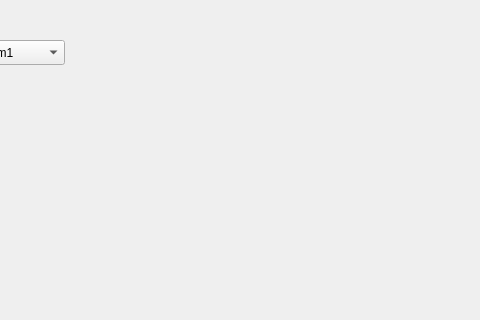
Above: code/4.input/1.comboBox/comboBox/widget.ui from vistar-terry/Qt-Learning before the change; both pictures show x 131 to 611 and y 0 to 320 of the 800 by 600 pixel window. Below: the same form after it.
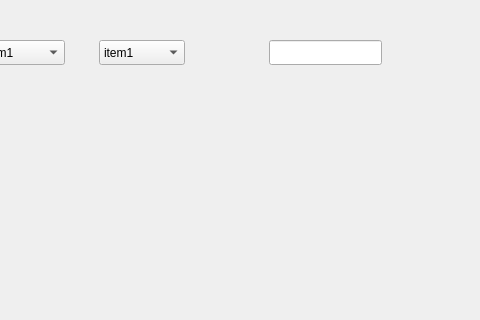
That is the form after the change.

What changed in the file:
```diff
--- a/code/4.input/1.comboBox/comboBox/widget.ui
+++ b/code/4.input/1.comboBox/comboBox/widget.ui
@@ -39,6 +39,42 @@
     </property>
    </item>
   </widget>
+  <widget class="QComboBox" name="comboBox_2">
+   <property name="geometry">
+    <rect>
+     <x>230</x>
+     <y>40</y>
+     <width>86</width>
+     <height>25</height>
+    </rect>
+   </property>
+   <property name="editable">
+    <bool>false</bool>
+   </property>
+   <property name="currentText">
+    <string>item1</string>
+   </property>
+   <item>
+    <property name="text">
+     <string>item1</string>
+    </property>
+   </item>
+   <item>
+    <property name="text">
+     <string>item2</string>
+    </property>
+   </item>
+  </widget>
+  <widget class="QLineEdit" name="lineEdit">
+   <property name="geometry">
+    <rect>
+     <x>400</x>
+     <y>40</y>
+     <width>113</width>
+     <height>25</height>
+    </rect>
+   </property>
+  </widget>
  </widget>
  <resources/>
  <connections/>
```
